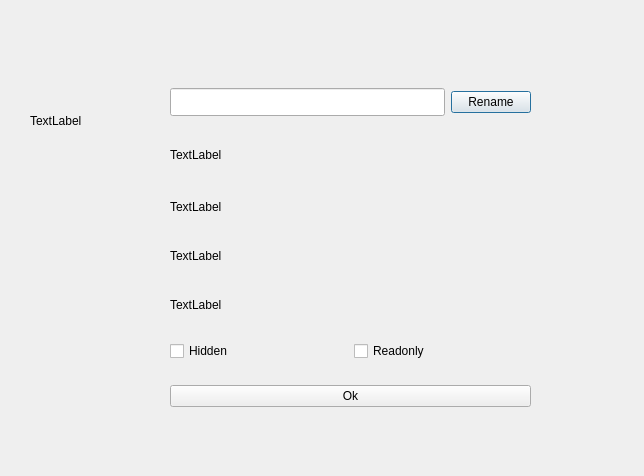
Before: the Qt Designer form FileManagerKursach/infodialog.ui in stroitel201/FileManagerQt, drawn with Qt 5.
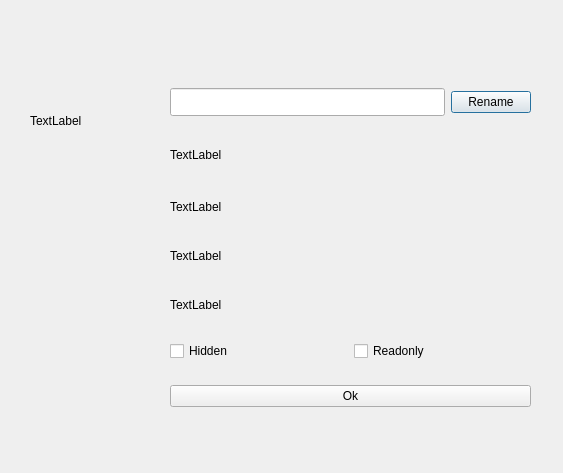
After: the same form once the commit is applied.

The edit to the form file:
```diff
--- a/FileManagerKursach/infodialog.ui
+++ b/FileManagerKursach/infodialog.ui
@@ -6,8 +6,8 @@
    <rect>
     <x>0</x>
     <y>0</y>
-    <width>644</width>
-    <height>476</height>
+    <width>563</width>
+    <height>473</height>
    </rect>
   </property>
   <property name="windowTitle">
```
